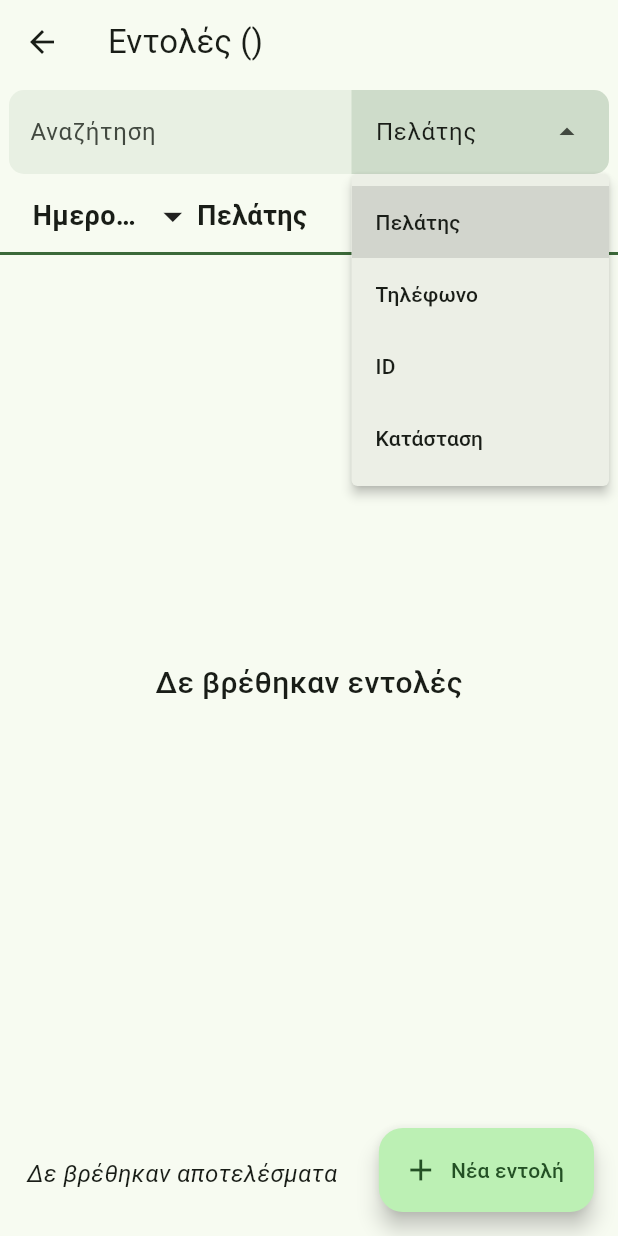
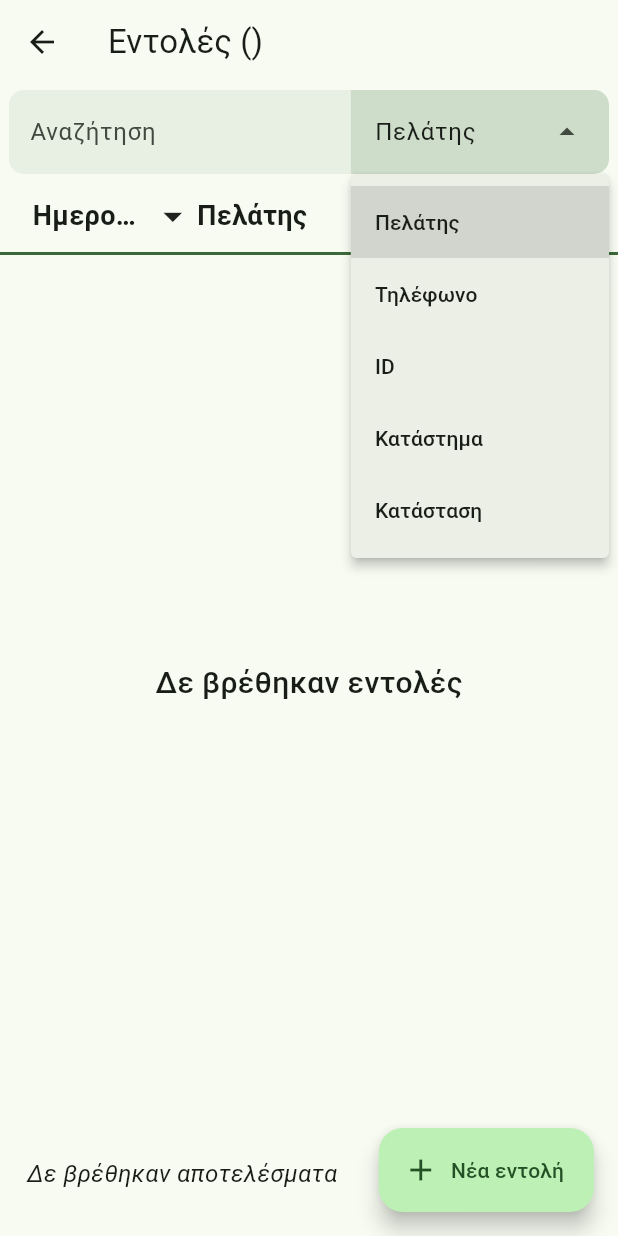
Before and after one commit to StratosGiak/rodis_app, a Flutter app: the RecordListScreen screen opened directly, after a tap on "Πελάτης", on a phone screen of 412 x 824 dp. Run offline on Flutter 3.47's test engine with Material 3 defaults, Android fonts, the phone set to English and light mode, and no system bars; our stand-ins replace cross_file, flutter_image_compress, image_picker, popover.

Commit message:
add store to search filter

```diff
--- a/lib/components/searchbar.dart
+++ b/lib/components/searchbar.dart
@@ -80,6 +80,10 @@ class _CustomSearchBarState extends State<CustomSearchBar> {
                       DropdownMenuEntry(value: COLUMN.phone, label: "Τηλέφωνο"),
                       DropdownMenuEntry(value: COLUMN.id, label: "ID"),
                       DropdownMenuEntry(
+                        value: COLUMN.store,
+                        label: "Κατάστημα",
+                      ),
+                      DropdownMenuEntry(
                         value: COLUMN.status,
                         label: "Κατάσταση",
                       ),
--- a/lib/models/record_view.dart
+++ b/lib/models/record_view.dart
@@ -2,7 +2,7 @@ import 'package:flutter/material.dart';
 import 'package:rodis_service/models/record.dart';
 import 'package:rodis_service/models/suggestions.dart';
 
-enum COLUMN { id, name, phone, product, date, status }
+enum COLUMN { id, name, phone, product, date, status, store }
 
 class RecordView extends ChangeNotifier {
   RecordView({required this.suggestions, required this.records})
@@ -74,6 +74,9 @@ class RecordView extends ChangeNotifier {
           record.phoneMobile.toLowerCase().contains(value.toLowerCase()),
       COLUMN.product => (record, value) =>
           record.product.toLowerCase().contains(value.toLowerCase()),
+      COLUMN.store => (record, value) => suggestions.stores[record.store]!
+          .toLowerCase()
+          .contains(value.toLowerCase()),
       COLUMN.status => (record, value) => suggestions.statuses[record.status]!
           .toLowerCase()
           .contains(value.toLowerCase()),
```
